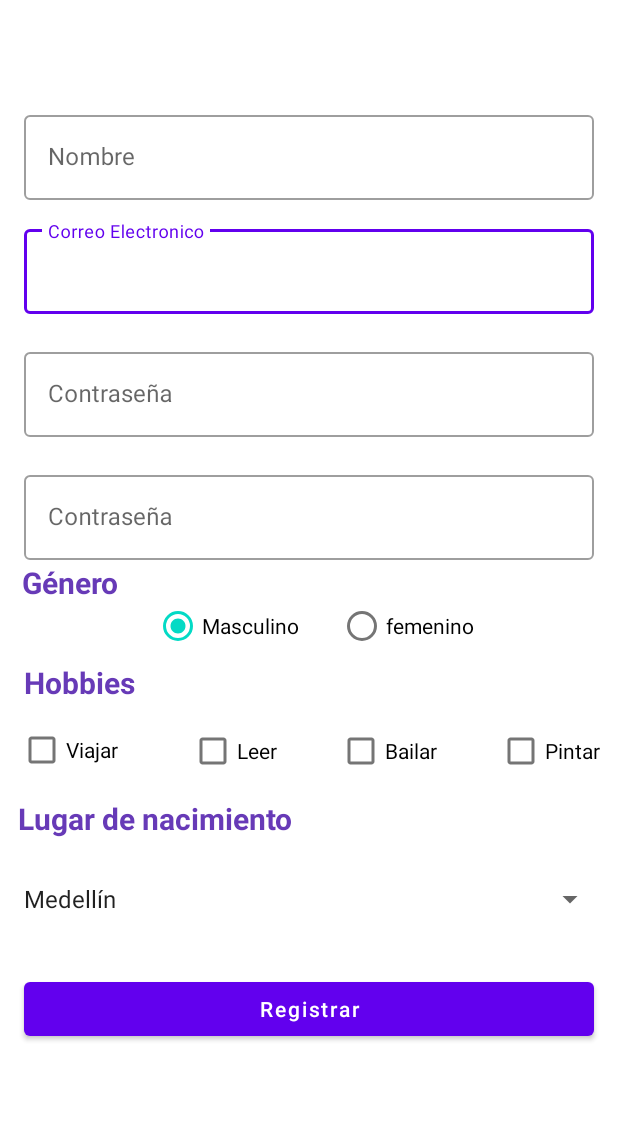
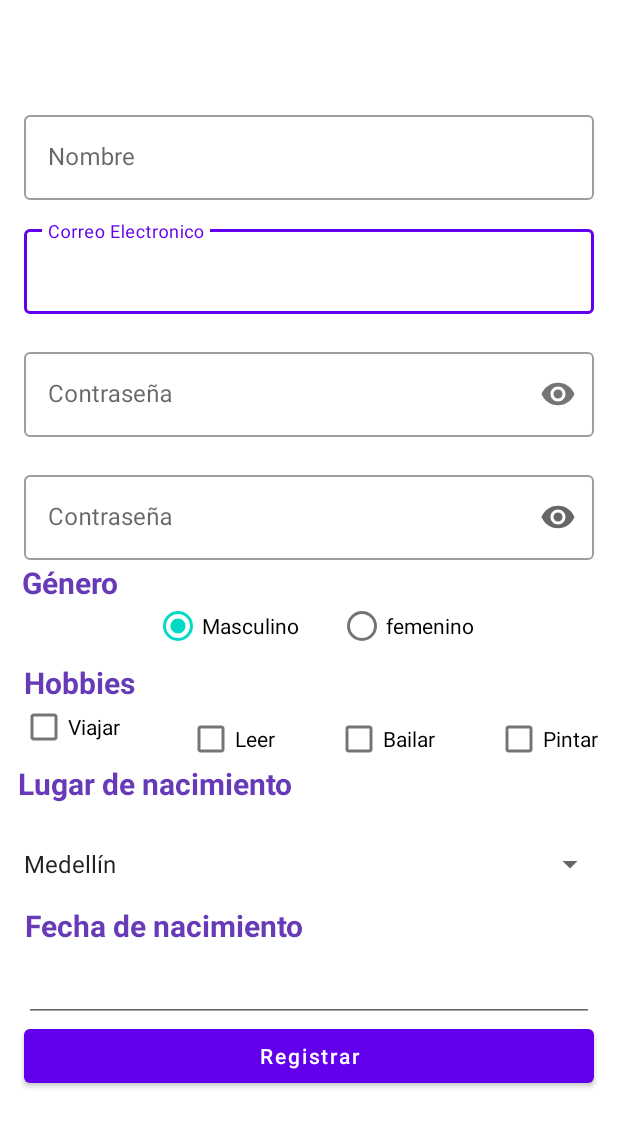
Before and after one commit to sebastianbernalc/Fomulario, an Android app: the layout activity_main.xml on its own in the app's theme, with its tools: preview values and no code run, on a phone screen of 412 x 824 dp. Shown: the top 1127 px of the screen. Run offline under Robolectric (Android 15) with nearby library versions, the phone set to English and light mode, and no system bars.

Commit message:
Hicimos primeros campos de textos y aprendimos a usar los botones tanto los de seleccion multiple como los de una sola seleccion y se agrego el spinner para desplegar ciudades

```diff
--- a/app/build.gradle
+++ b/app/build.gradle
@@ -8,7 +8,7 @@ android {
 
     defaultConfig {
         applicationId "com.sebastianb.fomulario"
-        minSdk 21
+        minSdk 24
         targetSdk 32
         versionCode 1
         versionName "1.0"
--- /dev/null
+++ b/app/src/main/res/drawable/city.xml
@@ -0,0 +1,5 @@
+<vector android:height="2dp" android:tint="#000000"
+    android:viewportHeight="24" android:viewportWidth="24"
+    android:width="2dp" xmlns:android="http://schemas.android.com/apk/res/android">
+    <path android:fillColor="@android:color/white" android:pathData="M15,11L15,5l-3,-3 -3,3v2L3,7v14h18L21,11h-6zM7,19L5,19v-2h2v2zM7,15L5,15v-2h2v2zM7,11L5,11L5,9h2v2zM13,19h-2v-2h2v2zM13,15h-2v-2h2v2zM13,11h-2L11,9h2v2zM13,7h-2L11,5h2v2zM19,19h-2v-2h2v2zM19,15h-2v-2h2v2z"/>
+</vector>
--- a/app/src/main/res/layout/activity_main.xml
+++ b/app/src/main/res/layout/activity_main.xml
@@ -36,13 +36,16 @@
         android:inputType="textEmailAddress"
         app:layout_constraintEnd_toEndOf="parent"
         app:layout_constraintStart_toStartOf="parent"
-        app:layout_constraintTop_toBottomOf="@+id/textInputLayout">
+        app:layout_constraintTop_toBottomOf="@+id/nombre_edit_text">
 
         <com.google.android.material.textfield.TextInputEditText
             android:id="@+id/email_edit_text"
             android:layout_width="match_parent"
             android:layout_height="wrap_content"
-            android:inputType="textEmailAddress" />
+            android:inputType="textEmailAddress"
+            tools:ignore="TextContrastCheck"
+
+            />
     </com.google.android.material.textfield.TextInputLayout>
 
     <Button
@@ -50,7 +53,7 @@
         android:layout_width="0dp"
         android:layout_height="wrap_content"
         android:layout_marginStart="16dp"
-        android:layout_marginTop="25dp"
+        android:layout_marginTop="80dp"
         android:layout_marginEnd="16dp"
         android:text="@string/Register"
         android:textAllCaps="false"
@@ -70,7 +73,7 @@
         app:layout_constraintTop_toBottomOf="@+id/register_button" />
 
     <com.google.android.material.textfield.TextInputLayout
-        android:id="@+id/textInputLayout"
+        android:id="@+id/nombre_edit_text"
         style="@style/Widget.MaterialComponents.TextInputLayout.OutlinedBox"
         android:layout_width="0dp"
         android:layout_height="wrap_content"
@@ -87,13 +90,14 @@
             android:layout_width="match_parent"
             android:layout_height="wrap_content"
             android:inputType="textPersonName"
-            android:textColorHint="#000000" />
+            android:textColorHint="#000000"
+            tools:ignore="TextContrastCheck" />
     </com.google.android.material.textfield.TextInputLayout>
 
     <com.google.android.material.textfield.TextInputLayout
         android:id="@+id/password_text_input"
+        style="@style/Widget.MaterialComponents.TextInputLayout.OutlinedBox"
         android:layout_width="0dp"
-        style="@style/Widget.MaterialComponents.TextInputLayout.OutlinedBox"
         android:layout_height="wrap_content"
         android:layout_marginStart="16dp"
         android:layout_marginTop="20dp"
@@ -101,13 +105,16 @@
         android:hint="@string/password"
         app:layout_constraintEnd_toEndOf="parent"
         app:layout_constraintStart_toStartOf="parent"
-        app:layout_constraintTop_toBottomOf="@+id/email_text_input_layout">
+        app:layout_constraintTop_toBottomOf="@+id/email_text_input_layout"
+        app:passwordToggleEnabled="true">
 
         <com.google.android.material.textfield.TextInputEditText
+            android:id="@+id/pass_edit_text"
             android:layout_width="match_parent"
             android:layout_height="wrap_content"
             android:inputType="textPassword"
-            tools:ignore="DuplicateSpeakableTextCheck" />
+            app:endIconMode="password_toggle"
+            tools:ignore="TextContrastCheck,DuplicateSpeakableTextCheck,DuplicateSpeakableTextCheck" />
     </com.google.android.material.textfield.TextInputLayout>
 
     <com.google.android.material.textfield.TextInputLayout
@@ -119,15 +126,18 @@
         android:layout_marginTop="20dp"
         android:layout_marginEnd="16dp"
         android:hint="@string/password"
+        app:endIconMode="password_toggle"
         app:layout_constraintEnd_toEndOf="parent"
         app:layout_constraintStart_toStartOf="parent"
         app:layout_constraintTop_toBottomOf="@+id/password_text_input">
 
         <com.google.android.material.textfield.TextInputEditText
+            android:id="@+id/pass2_edit_text"
             android:layout_width="match_parent"
             android:layout_height="wrap_content"
+            android:inputType="textPassword"
             android:textColorHint="#616161"
-            android:inputType="textPassword"/>
+            tools:ignore="TextContrastCheck" />
     </com.google.android.material.textfield.TextInputLayout>
 
     <RadioGroup
@@ -148,7 +158,7 @@
             android:layout_marginTop="10dp"
             android:layout_marginEnd="16dp"
             android:checked="true"
-            android:text="Masculino" />
+            android:text="@string/masculino_botton_input" />
 
         <RadioButton
             android:id="@+id/femenino_botton"
@@ -157,13 +167,13 @@
             android:layout_marginStart="10dp"
             android:layout_marginTop="10dp"
             android:layout_marginEnd="10dp"
-            android:text="femenino" />
+            android:text="@string/femenino_botton_input" />
     </RadioGroup>
 
     <TextView
         android:id="@+id/textView3"
-        android:layout_width="0dp"
-        android:layout_height="33dp"
+        android:layout_width="389dp"
+        android:layout_height="26dp"
         android:layout_marginStart="16dp"
         android:layout_marginEnd="300dp"
         android:text="@string/hobbies"
@@ -177,22 +187,23 @@
 
     <CheckBox
         android:id="@+id/viajar_checkbox"
-        android:layout_width="74dp"
-        android:layout_height="48dp"
+        android:layout_width="71dp"
+        android:layout_height="32dp"
         android:layout_marginStart="20dp"
         android:layout_marginTop="1dp"
         android:layout_marginEnd="20dp"
         android:text="@string/viajar"
         app:layout_constraintEnd_toStartOf="@+id/leer_checkbox"
         app:layout_constraintStart_toStartOf="parent"
-        app:layout_constraintTop_toBottomOf="@+id/textView3" />
+        app:layout_constraintTop_toBottomOf="@+id/textView3"
+        tools:ignore="TouchTargetSizeCheck" />
 
     <CheckBox
         android:id="@+id/leer_checkbox"
         android:layout_width="wrap_content"
         android:layout_height="wrap_content"
         android:layout_marginStart="20dp"
-        android:layout_marginTop="2dp"
+        android:layout_marginTop="1dp"
         android:layout_marginEnd="20dp"
         android:text="@string/leer"
         app:layout_constraintEnd_toStartOf="@+id/bailar_checkbox"
@@ -204,7 +215,7 @@
         android:layout_width="wrap_content"
         android:layout_height="wrap_content"
         android:layout_marginStart="20dp"
-        android:layout_marginTop="2dp"
+        android:layout_marginTop="1dp"
         android:layout_marginEnd="20dp"
         android:text="@string/bailar"
         app:layout_constraintEnd_toStartOf="@+id/pintar_checkbox"
@@ -216,7 +227,7 @@
         android:layout_width="wrap_content"
         android:layout_height="wrap_content"
         android:layout_marginStart="20dp"
-        android:layout_marginTop="2dp"
+        android:layout_marginTop="1dp"
         android:layout_marginEnd="20dp"
         android:text="@string/pintar"
         app:layout_constraintEnd_toEndOf="parent"
@@ -250,7 +261,10 @@
         android:minHeight="48dp"
         app:layout_constraintEnd_toEndOf="parent"
         app:layout_constraintStart_toStartOf="parent"
-        app:layout_constraintTop_toBottomOf="@+id/textView4" />
+        app:layout_constraintTop_toBottomOf="@+id/textView4"
+
+
+        />
 
     <TextView
         android:id="@+id/genero_text_file"
@@ -267,4 +281,56 @@
         app:layout_constraintStart_toStartOf="parent"
         app:layout_constraintTop_toBottomOf="@+id/password_again_text_input" />
 
+    <com.google.android.material.textfield.TextInputLayout
+        android:id="@+id/fecha_edit_text"
+        style="@style/Widget.MaterialComponents.TextInputLayout.OutlinedBox"
+        android:layout_width="0dp"
+        android:layout_height="wrap_content"
+        android:layout_marginStart="16dp"
+        android:layout_marginTop="3dp"
+        android:layout_marginEnd="16dp"
+        android:hint="@string/date"
+        app:layout_constraintEnd_toEndOf="parent"
+        app:layout_constraintStart_toStartOf="parent"
+        app:layout_constraintTop_toBottomOf="@+id/fecha_text">
+
+    </com.google.android.material.textfield.TextInputLayout>
+
+    <com.google.android.material.textfield.TextInputEditText
+        android:id="@+id/date_edit_text"
+        android:layout_width="0dp"
+        android:layout_height="wrap_content"
+        android:layout_marginStart="16dp"
+        android:layout_marginTop="5dp"
+        android:layout_marginEnd="16dp"
+        android:clickable="true"
+        android:focusable="true"
+        android:focusableInTouchMode="false"
+        android:inputType="date"
+        android:isScrollContainer="false"
+        android:textAlignment="textEnd"
+        android:textColorHint="#000000"
+        app:layout_constraintEnd_toEndOf="parent"
+        app:layout_constraintHorizontal_bias="0.467"
+        app:layout_constraintStart_toStartOf="parent"
+        app:layout_constraintTop_toBottomOf="@+id/fecha_text"
+        tools:ignore="TextContrastCheck,TouchTargetSizeCheck,SpeakableTextPresentCheck" />
+
+    <TextView
+        android:id="@+id/fecha_text"
+        android:layout_width="wrap_content"
+        android:layout_height="wrap_content"
+        android:layout_marginStart="26dp"
+        android:layout_marginTop="3dp"
+        android:layout_marginEnd="255dp"
+        android:text="@string/fecha_nacimiento"
+        android:textColor="#673AB7"
+        android:textSize="20sp"
+        android:textStyle="bold"
+        app:layout_constraintEnd_toEndOf="parent"
+        app:layout_constraintHorizontal_bias="0.178"
+        app:layout_constraintStart_toStartOf="parent"
+        app:layout_constraintTop_toBottomOf="@+id/ciudad_nacimiento_spinner" />
+
+
 </androidx.constraintlayout.widget.ConstraintLayout>
--- a/app/src/main/res/values/strings.xml
+++ b/app/src/main/res/values/strings.xml
@@ -17,6 +17,10 @@
     <string name="pintar">Pintar</string>
     <string name="fecha_nacimiento">Fecha de nacimiento</string>
     <string name="lugar_nacimiento">Lugar de nacimiento</string>
+    <string name="masculino_botton_input">Masculino</string>
+    <string name="femenino_botton_input">femenino</string>
+    <string name="date">Fecha de nacimiento</string>
+    <string name="fecha_text">Fecha de nacimiento</string>
     <string-array name="lista_ciudades">
         <item>Medellín</item>
         <item>Calí</item>
```
Also changed, not shown: app/src/main/java/com/sebastianb/fomulario/MainActivity.kt (+78 -15 lines).
